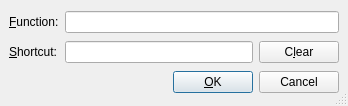
Before: the Qt Designer form src/frontends/qt4/ui/ShortcutUi.ui in rpavlik/lyx-lucid-backport, drawn with Qt 5.
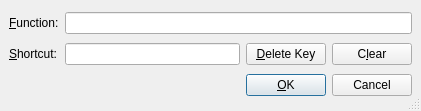
After: the same form once the commit is applied. Custom widgets are drawn as their Qt base class.

What changed in the file:
```diff
--- a/src/frontends/qt4/ui/ShortcutUi.ui
+++ b/src/frontends/qt4/ui/ShortcutUi.ui
@@ -5,8 +5,8 @@
    <rect>
     <x>0</x>
     <y>0</y>
-    <width>348</width>
-    <height>106</height>
+    <width>421</width>
+    <height>111</height>
    </rect>
   </property>
   <property name="windowTitle" >
@@ -22,57 +22,7 @@
    <property name="spacing" >
     <number>6</number>
    </property>
-   <item row="1" column="1" >
-    <widget class="lyx::frontend::ShortcutLineEdit" name="shortcutLE" >
-     <property name="enabled" >
-      <bool>true</bool>
-     </property>
-     <property name="toolTip" >
-      <string>Type shortcut while the cursor is in this field</string>
-     </property>
-     <property name="text" >
-      <string/>
-     </property>
-    </widget>
-   </item>
-   <item row="0" column="1" colspan="2" >
-    <widget class="QLineEdit" name="lfunLE" >
-     <property name="toolTip" >
-      <string>Enter LyX function or command sequence</string>
-     </property>
-     <property name="text" >
-      <string/>
-     </property>
-    </widget>
-   </item>
-   <item row="1" column="2" >
-    <widget class="QPushButton" name="clearPB" >
-     <property name="text" >
-      <string>C&amp;lear</string>
-     </property>
-    </widget>
-   </item>
-   <item row="0" column="0" >
-    <widget class="QLabel" name="lfunLBL" >
-     <property name="text" >
-      <string>&amp;Function:</string>
-     </property>
-     <property name="buddy" >
-      <cstring>lfunLE</cstring>
-     </property>
-    </widget>
-   </item>
-   <item row="1" column="0" >
-    <widget class="QLabel" name="shortcutLBL" >
-     <property name="text" >
-      <string>&amp;Shortcut:</string>
-     </property>
-     <property name="buddy" >
-      <cstring>shortcutLE</cstring>
-     </property>
-    </widget>
-   </item>
-   <item row="2" column="0" colspan="3" >
+   <item row="2" column="0" colspan="4" >
     <layout class="QHBoxLayout" >
      <property name="margin" >
       <number>0</number>
@@ -121,11 +71,74 @@
      </item>
     </layout>
    </item>
+   <item row="0" column="1" colspan="3" >
+    <widget class="QLineEdit" name="lfunLE" >
+     <property name="toolTip" >
+      <string>Enter LyX function or command sequence</string>
+     </property>
+     <property name="text" >
+      <string/>
+     </property>
+    </widget>
+   </item>
+   <item row="1" column="2" >
+    <widget class="QPushButton" name="removePB" >
+     <property name="toolTip" >
+      <string>Remove last key from the shortcut sequence</string>
+     </property>
+     <property name="text" >
+      <string>&amp;Delete Key</string>
+     </property>
+    </widget>
+   </item>
+   <item row="1" column="3" >
+    <widget class="QPushButton" name="clearPB" >
+     <property name="toolTip" >
+      <string>Clear current shortcut</string>
+     </property>
+     <property name="text" >
+      <string>C&amp;lear</string>
+     </property>
+    </widget>
+   </item>
+   <item row="1" column="0" >
+    <widget class="QLabel" name="shortcutLBL" >
+     <property name="text" >
+      <string>&amp;Shortcut:</string>
+     </property>
+     <property name="buddy" >
+      <cstring>shortcutWG</cstring>
+     </property>
+    </widget>
+   </item>
+   <item row="0" column="0" >
+    <widget class="QLabel" name="lfunLBL" >
+     <property name="text" >
+      <string>&amp;Function:</string>
+     </property>
+     <property name="buddy" >
+      <cstring>lfunLE</cstring>
+     </property>
+    </widget>
+   </item>
+   <item row="1" column="1" >
+    <widget class="lyx::frontend::ShortcutWidget" name="shortcutWG" >
+     <property name="enabled" >
+      <bool>true</bool>
+     </property>
+     <property name="toolTip" >
+      <string>Type shortcut after clicking on this field. You can reset the content with the 'Clear' button</string>
+     </property>
+     <property name="text" >
+      <string/>
+     </property>
+    </widget>
+   </item>
   </layout>
  </widget>
  <customwidgets>
   <customwidget>
-   <class>lyx::frontend::ShortcutLineEdit</class>
+   <class>lyx::frontend::ShortcutWidget</class>
    <extends>QLineEdit</extends>
    <header>CustomizedWidgets.h</header>
   </customwidget>
```
